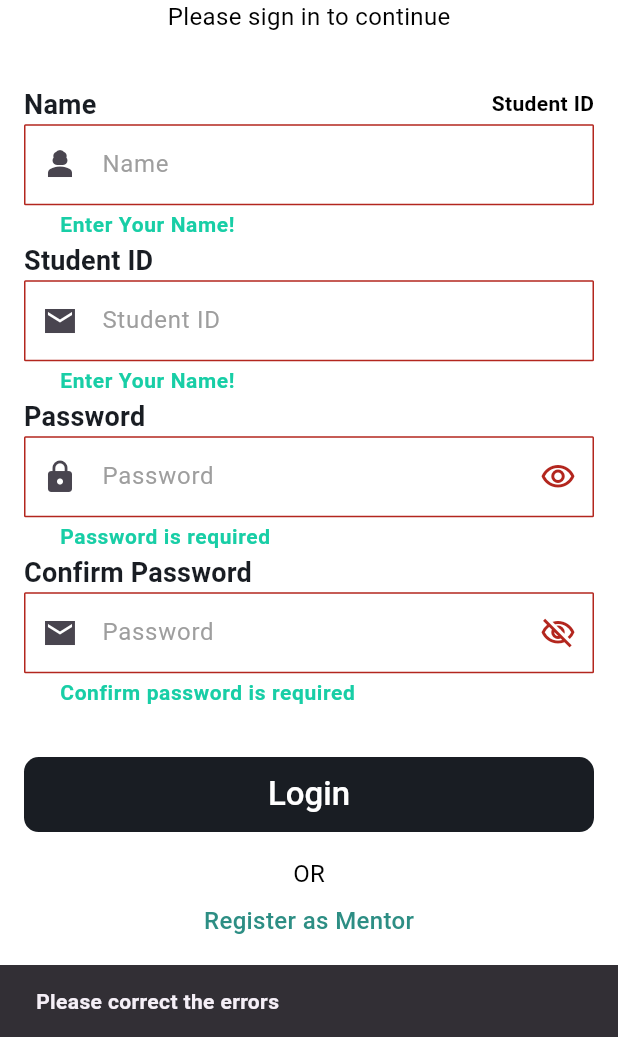
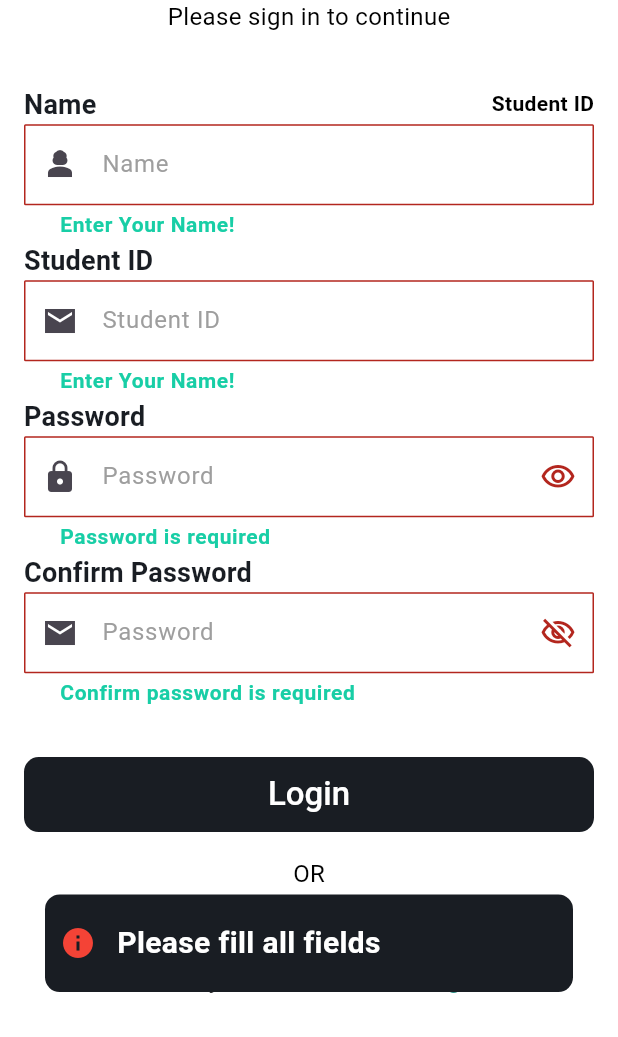
Before and after one commit to waqas1343/Qabil.jobs, a Flutter app: the StudentRigisterScreen screen opened by its route, after a tap on "Login", on a phone screen of 412 x 824 dp, the part 199-1236 px from its top. Run offline on Flutter 3.47's test engine with Material 3 defaults, Android fonts, the phone set to English and light mode, and no system bars; drawn by our look-alikes of another_flushbar; our stand-ins replace pinput; Roboto replaces fonts that are missing (KumbhSans-VariableFont_YOPQ,wght.ttf).

Commit message:
done change

```diff
--- a/lib/View/auth/signup_screen/student_rigister_screen.dart
+++ b/lib/View/auth/signup_screen/student_rigister_screen.dart
@@ -2,6 +2,7 @@ import 'package:flutter/material.dart';
 import 'package:provider/provider.dart';
 import 'package:qabil_app/view_model/controller/validation.dart';
 import 'package:qabil_app/view_model/providers/generalProvider.dart';
+import 'package:qabil_app/widgets/customFlushbar/customFlushbar.dart';
 
 import '../../../Navigation_screening/app_navigators.dart';
 import '../../../constant/app_button/app_button.dart';
@@ -138,9 +139,8 @@ class StudentRigisterScreen extends StatelessWidget {
                       );
                       AppNavigators.changescreen(context, RouteNames.login);
                     } else {
-                      ScaffoldMessenger.of(context).showSnackBar(
-                        SnackBar(content: Text("Please correct the errors")),
-                      );
+                      CustomFlushBar.customFlushBar(context,
+                          'Please fill all fields', Icons.info, Colors.red);
                     }
                   },
                 ),
```
